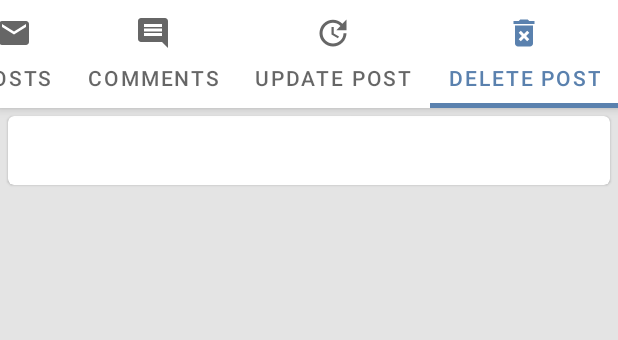
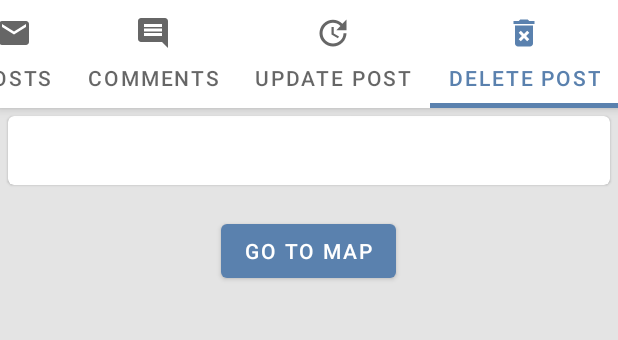
Before and after one commit to roshaantahir/Retrofit-TabView, an Android app: the screen it shows after launch (MainActivity), tab 4 chosen, on a phone screen of 412 x 824 dp, the part 84-424 px from its top. Run offline under Robolectric (Android 15) with nearby library versions, the phone set to English and light mode, and no system bars; 2 statements that could not run were skipped.

Commit message:
map added

```diff
--- a/app/build.gradle
+++ b/app/build.gradle
@@ -45,5 +45,6 @@ dependencies {
     // For control over item selection of both touch and mouse driven selection
     implementation "androidx.recyclerview:recyclerview-selection:1.1.0-rc02"
     implementation 'com.google.android.material:material:1.3.0-alpha02'
+    implementation 'com.google.android.gms:play-services-maps:17.0.0'
 
 }
--- a/app/src/main/res/layout/fragment_del_post.xml
+++ b/app/src/main/res/layout/fragment_del_post.xml
@@ -1,5 +1,5 @@
 <?xml version="1.0" encoding="utf-8"?>
-<FrameLayout xmlns:android="http://schemas.android.com/apk/res/android"
+<RelativeLayout xmlns:android="http://schemas.android.com/apk/res/android"
     xmlns:tools="http://schemas.android.com/tools"
     android:layout_width="match_parent"
     android:layout_height="match_parent"
@@ -8,17 +8,20 @@
 
     <!-- TODO: Update blank fragment layout -->
     <com.google.android.material.card.MaterialCardView
-
+        android:id="@+id/cardView"
         android:layout_width="match_parent"
         android:layout_height="wrap_content"
-        android:layout_marginTop="30dp"
+        android:layout_marginStart="5dp"
+        android:layout_marginTop="5dp"
+        android:layout_marginEnd="5dp"
         android:background="#ffffff"
-        android:layout_margin="5dp"
-        >
+        android:minHeight="30dp"
+        android:layout_alignParentTop="true">
+
         <TextView
             android:id="@+id/deletedPost"
             android:layout_width="match_parent"
-            android:layout_height="match_parent"
+            android:layout_height="wrap_content"
             android:paddingStart="10dp"
             android:paddingTop="10dp"
             android:paddingBottom="10dp"
@@ -26,9 +29,21 @@
             android:textSize="19sp"
             tools:ignore="RtlSymmetry"
             tools:layout_editor_absoluteX="11dp"
-            tools:layout_editor_absoluteY="143dp" />
+            tools:layout_editor_absoluteY="143dp"
+            />
+
+
+
 
     </com.google.android.material.card.MaterialCardView>
 
 
-</FrameLayout>
+    <Button
+        android:id="@+id/MapButton"
+        android:layout_width="wrap_content"
+        android:layout_height="wrap_content"
+        android:layout_below="@+id/cardView"
+        android:layout_centerInParent="true"
+        android:layout_marginTop="20dp"
+        android:text="Go To Map" />
+</RelativeLayout>
--- /dev/null
+++ b/app/src/main/res/values/maps_api.xml
@@ -0,0 +1,6 @@
+<?xml version="1.0" encoding="utf-8"?>
+<resources>
+    <string name="MAP_API_KEY" translatable="false" >
+        AIzaSyArPLR01af4cP5WYD27m_iQaAsjvy8T2nM
+    </string>
+</resources>
```
Also changed, not shown: app/src/main/AndroidManifest.xml (+10 -1 lines), app/src/main/java/com/tvacstudio/tabs/DelPostFragment.java (+16 -0 lines), app/src/main/java/com/tvacstudio/tabs/MapActivity.java (added, +44 -0 lines), app/src/main/res/layout/activity_map.xml (added, +29 -0 lines).
